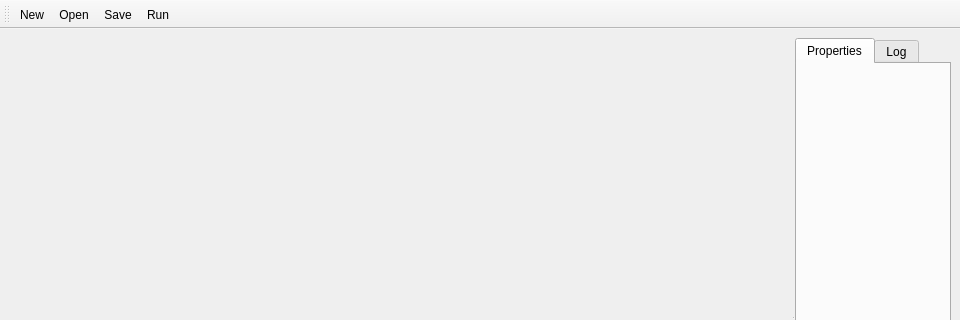
Before: the Qt Designer form ui/mainwindow.ui in wuxianggujun/TinaFlow, drawn with Qt 5; both pictures show x 0 to 960 and y 0 to 320 of the 960 by 640 pixel window.
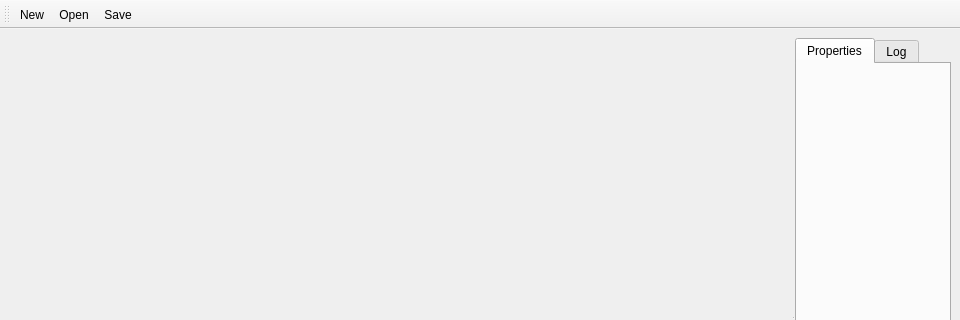
After: the same form once the commit is applied.

What changed in the file:
```diff
--- a/ui/mainwindow.ui
+++ b/ui/mainwindow.ui
@@ -110,7 +110,6 @@
    <addaction name="actionNew"/>
    <addaction name="actionOpen"/>
    <addaction name="actionSave"/>
-   <addaction name="actionRun"/>
   </widget>
   <!-- ********** STATUSBAR ********** -->
   <widget class="QStatusBar" name="statusbar">
@@ -147,14 +146,6 @@
     <string>Ctrl+S</string>
    </property>
   </action>
-  <action name="actionRun">
-   <property name="text">
-    <string>&amp;Run</string>
-   </property>
-   <property name="shortcut">
-    <string>F5</string>
-   </property>
-  </action>
   <action name="actionExit">
    <property name="text">
     <string>E&amp;xit</string>
```
